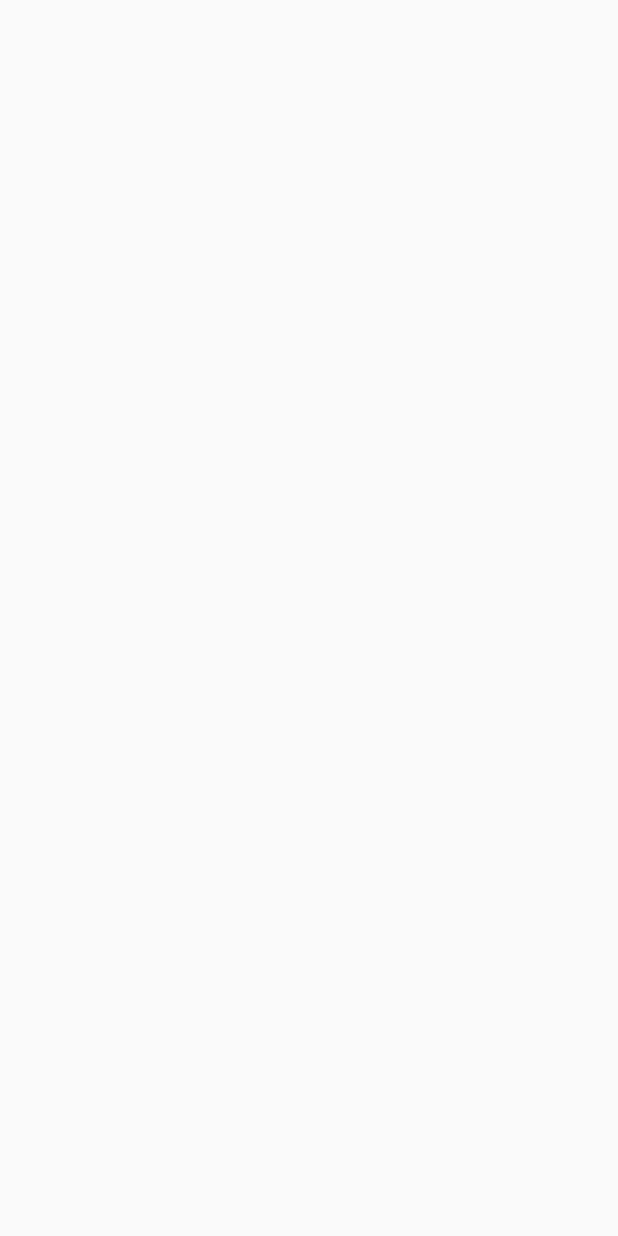
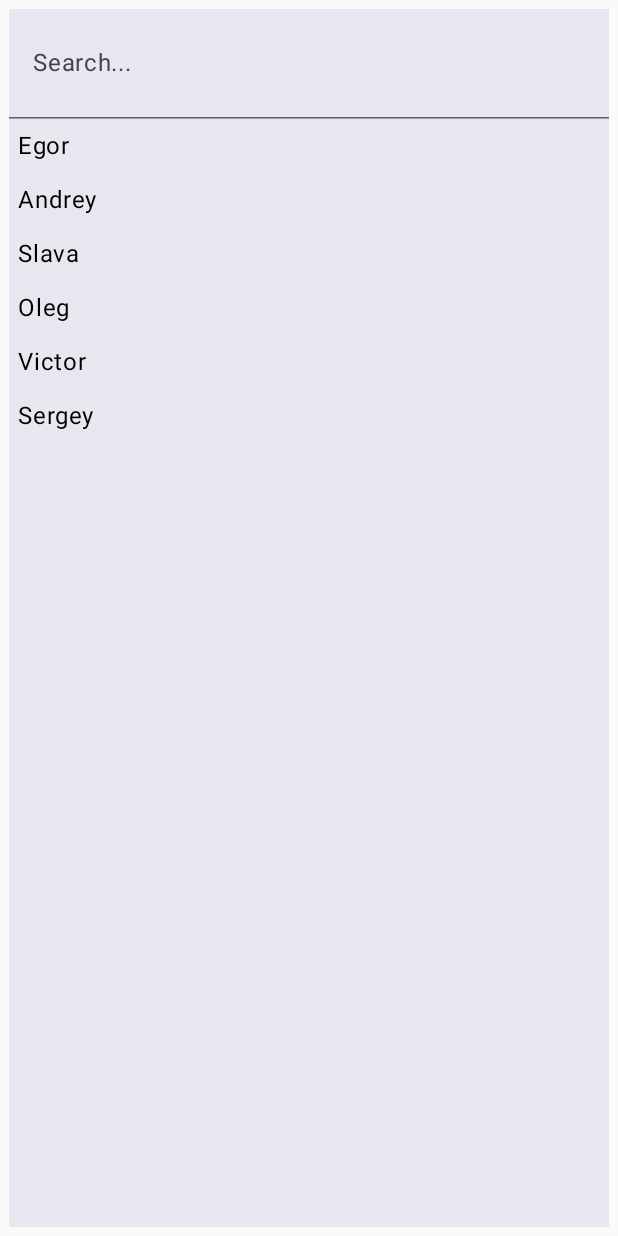
Before and after one commit to NoXis82/ComposeExample, an Android app built with Jetpack Compose: the screen it shows after launch (MainActivity), on a phone screen of 412 x 824 dp. Before the commit the screen is empty. Run offline under Robolectric (Android 15) with nearby library versions, the phone set to English and light mode, and no system bars.

Commit message:
SearchBar

```diff
--- a/app/src/main/java/com/noxis/composeexample/MainActivity.kt
+++ b/app/src/main/java/com/noxis/composeexample/MainActivity.kt
@@ -3,15 +3,84 @@ package com.noxis.composeexample
 import android.os.Bundle
 import androidx.activity.ComponentActivity
 import androidx.activity.compose.setContent
+import androidx.compose.foundation.clickable
+import androidx.compose.foundation.layout.Column
+import androidx.compose.foundation.layout.padding
+import androidx.compose.foundation.lazy.LazyColumn
+import androidx.compose.foundation.lazy.items
+import androidx.compose.material3.ExperimentalMaterial3Api
+import androidx.compose.material3.SearchBar
+import androidx.compose.material3.Text
+import androidx.compose.runtime.mutableStateOf
+import androidx.compose.runtime.remember
+import androidx.compose.ui.Modifier
+import androidx.compose.ui.unit.dp
 import com.noxis.composeexample.ui.theme.ComposeExampleTheme
 
 class MainActivity : ComponentActivity() {
+    @OptIn(ExperimentalMaterial3Api::class)
     override fun onCreate(savedInstanceState: Bundle?) {
         super.onCreate(savedInstanceState)
         setContent {
             ComposeExampleTheme {
+                val searchText = remember {
+                    mutableStateOf("")
+                }
+                val isActive = remember {
+                    mutableStateOf(false)
+                }
+                val listState = remember {
+                    mutableStateOf(Until.names)
+                }
 
+                Column {
+                    SearchBar(
+                        modifier = Modifier.padding(6.dp),
+                        query = searchText.value,
+                        onQueryChange = { text ->
+                            searchText.value = text
+                            listState.value = Until.search(text)
+                        },
+                        onSearch = {
+                            isActive.value = false
+                            searchText.value = ""
+                        },
+                        placeholder = { Text(text = "Search...") },
+                        active = isActive.value,
+                        onActiveChange = { isActive.value = it }
+                    ) {
+                        LazyColumn {
+                            items(listState.value) {
+                                Text(text = it, modifier = Modifier.padding(6.dp).clickable {
+                                    searchText.value = it
+                                    listState.value = Until.search(it)
+                                    isActive.value = false
+                                })
+                            }
+                        }
+                    }
+                    LazyColumn {
+                        items(listState.value) {
+                            Text(text = it, modifier = Modifier.padding(6.dp))
+                        }
+                    }
+                }
             }
         }
     }
 }
+
+object Until {
+    val names = listOf(
+        "Egor",
+        "Andrey",
+        "Slava",
+        "Oleg",
+        "Victor",
+        "Sergey"
+    )
+
+    fun search(text: String): List<String> {
+        return names.filter { it.lowercase().startsWith(text.lowercase()) }
+    }
+}
```
